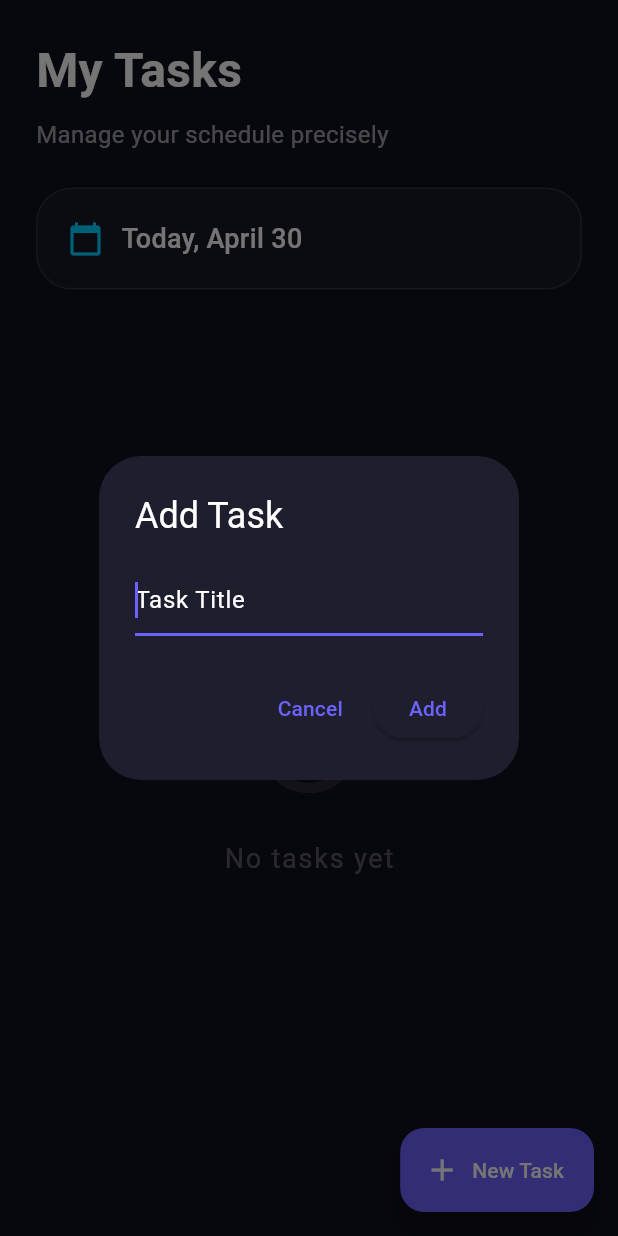
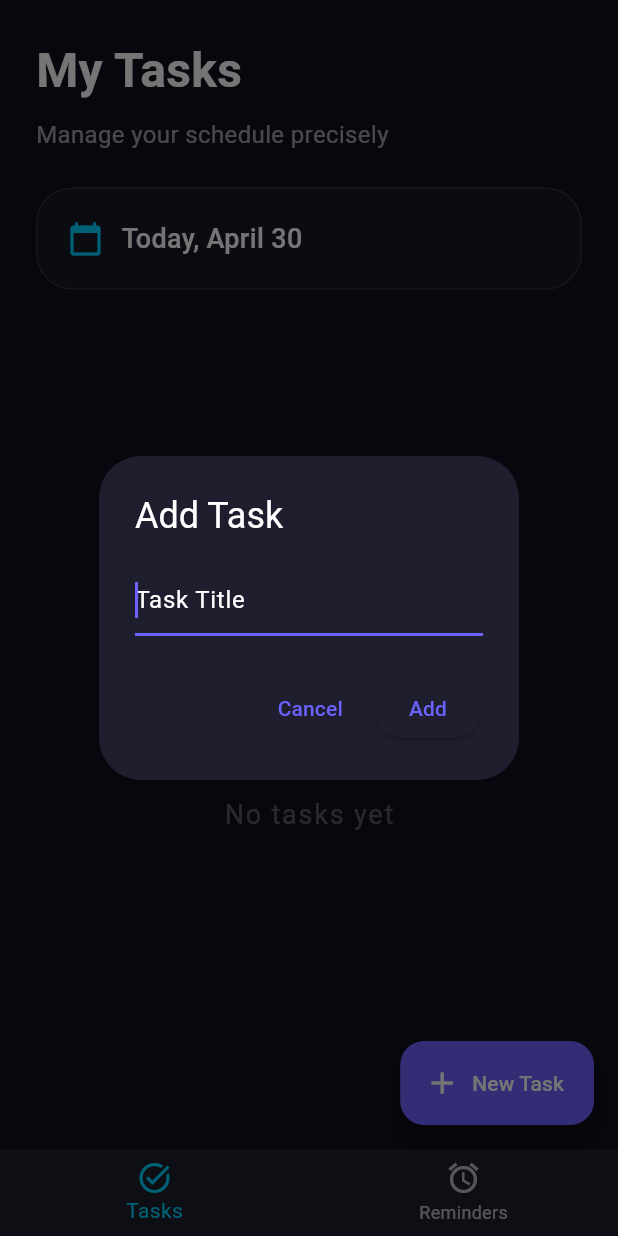
Before and after one commit to DhamarPutra/ScheTime, a Flutter app: the screen it shows after launch, after a tap on "New Task", on a phone screen of 412 x 824 dp. Run offline on Flutter 3.47's test engine with Material 3 defaults, Android fonts, the phone set to English and light mode, and no system bars; drawn by our look-alikes of flutter_animate; our stand-ins replace file_picker, flutter_local_notifications, flutter_riverpod, freezed_annotation, isar, riverpod_annotation and 1 more; missing offline and left inert: alarm, device_calendar; accounts and stored records are empty; generated files the repository leaves out were written again.

Commit message:
feat: implement reminder feature with CRUD providers and Isar database integration

```diff
--- a/lib/data/services/alarm_service.dart
+++ b/lib/data/services/alarm_service.dart
@@ -18,15 +18,16 @@ class AlarmService {
     required DateTime dateTime,
     required String title,
     required String body,
+    String? audioPath,
   }) async {
     final alarmSettings = AlarmSettings(
       id: id,
       dateTime: dateTime,
-      assetAudioPath: 'assets/alarm.mp3', // Need to add an asset
+      assetAudioPath: audioPath ?? 'assets/alarm.mp3',
       loopAudio: true,
       vibrate: true,
       volumeSettings: VolumeSettings.fade(
-        volume: 0.8,
+        volume: 1.0,
         fadeDuration: const Duration(seconds: 3),
         volumeEnforced: true,
       ),
--- a/lib/data/services/isar_service.dart
+++ b/lib/data/services/isar_service.dart
@@ -2,6 +2,7 @@ import 'package:isar/isar.dart';
 import 'package:path_provider/path_provider.dart';
 import 'package:riverpod_annotation/riverpod_annotation.dart';
 import '../models/todo_collection.dart';
+import '../models/reminder_collection.dart';
 
 part 'isar_service.g.dart';
 
@@ -16,7 +17,7 @@ class IsarService {
   Future<void> init() async {
     final dir = await getApplicationDocumentsDirectory();
     _isar = await Isar.open(
-      [TodoCollectionSchema],
+      [TodoCollectionSchema, ReminderCollectionSchema],
       directory: dir.path,
     );
   }
--- a/lib/data/services/notification_service.dart
+++ b/lib/data/services/notification_service.dart
@@ -39,7 +39,7 @@ class NotificationService {
       id: id,
       title: title,
       body: body,
-      scheduledDate: tz.TZDateTime.from(scheduledDate, tz.local),
+      scheduledDate: tz.TZDateTime.from(scheduledDate, tz.getLocation('Asia/Jakarta')),
       notificationDetails: const NotificationDetails(
         android: AndroidNotificationDetails(
           'schetime_reminders',
--- /dev/null
+++ b/lib/data/services/reminder_service.dart
@@ -0,0 +1,37 @@
+import 'package:isar/isar.dart';
+import 'package:riverpod_annotation/riverpod_annotation.dart';
+import 'isar_service.dart';
+import '../models/reminder_collection.dart';
+
+part 'reminder_service.g.dart';
+
+@riverpod
+ReminderService reminderService(ReminderServiceRef ref) {
+  final isarService = ref.watch(isarServiceProvider);
+  return ReminderService(isarService);
+}
+
+class ReminderService {
+  final IsarService _isarService;
+
+  ReminderService(this._isarService);
+
+  Future<void> saveReminder(ReminderCollection reminder) async {
+    final isar = _isarService.isar;
+    await isar.writeTxn(() async {
+      await isar.reminderCollections.put(reminder);
+    });
+  }
+
+  Future<List<ReminderCollection>> getAllReminders() async {
+    final isar = _isarService.isar;
+    return await isar.reminderCollections.where().sortByTriggerTime().findAll();
+  }
+
+  Future<void> deleteReminder(int id) async {
+    final isar = _isarService.isar;
+    await isar.writeTxn(() async {
+      await isar.reminderCollections.delete(id);
+    });
+  }
+}
--- /dev/null
+++ b/lib/domain/providers/reminder_provider.dart
@@ -0,0 +1,37 @@
+import 'package:riverpod_annotation/riverpod_annotation.dart';
+import '../../data/services/reminder_service.dart';
+import '../models/reminder.dart';
+
+part 'reminder_provider.g.dart';
+
+@riverpod
+class ReminderNotifier extends _$ReminderNotifier {
+  @override
+  FutureOr<List<Reminder>> build() async {
+    return _fetchReminders();
+  }
+
+  Future<List<Reminder>> _fetchReminders() async {
+    final service = ref.read(reminderServiceProvider);
+    final collections = await service.getAllReminders();
+    return collections.map((c) => Reminder.fromCollection(c)).toList();
+  }
+
+  Future<void> addReminder(Reminder reminder) async {
+    final service = ref.read(reminderServiceProvider);
+    await service.saveReminder(reminder.toCollection());
+    state = AsyncData(await _fetchReminders());
+  }
+
+  Future<void> updateReminder(Reminder reminder) async {
+    final service = ref.read(reminderServiceProvider);
+    await service.saveReminder(reminder.toCollection());
+    state = AsyncData(await _fetchReminders());
+  }
+
+  Future<void> deleteReminder(int id) async {
+    final service = ref.read(reminderServiceProvider);
+    await service.deleteReminder(id);
+    state = AsyncData(await _fetchReminders());
+  }
+}
--- a/lib/main.dart
+++ b/lib/main.dart
@@ -4,10 +4,15 @@ import 'data/services/isar_service.dart';
 import 'data/services/notification_service.dart';
 import 'data/services/alarm_service.dart';
 import 'ui/core/app_theme.dart';
-import 'ui/features/todo/views/todo_screen.dart';
-
+import 'ui/features/home/views/main_layout.dart';
+import 'package:timezone/data/latest.dart' as tz;
+import 'package:timezone/timezone.dart' as tz;
 void main() async {
   WidgetsFlutterBinding.ensureInitialized();
+
+  // Initialize timezone globally to Asia/Jakarta (UTC+7)
+  tz.initializeTimeZones();
+  tz.setLocalLocation(tz.getLocation('Asia/Jakarta'));
 
   // Initialize services
   final isarService = IsarService();
@@ -40,7 +45,7 @@ class ScheTimeApp extends StatelessWidget {
       title: 'ScheTime',
       debugShowCheckedModeBanner: false,
       theme: AppTheme.darkTheme,
-      home: const TodoScreen(),
+      home: const MainLayout(),
     );
   }
 }
--- /dev/null
+++ b/lib/ui/features/home/views/main_layout.dart
@@ -0,0 +1,47 @@
+import 'package:flutter/material.dart';
+import '../../todo/views/todo_screen.dart';
+import '../../reminder/views/reminder_screen.dart';
+
+class MainLayout extends StatefulWidget {
+  const MainLayout({super.key});
+
+  @override
+  State<MainLayout> createState() => _MainLayoutState();
+}
+
+class _MainLayoutState extends State<MainLayout> {
+  int _currentIndex = 0;
+
+  final List<Widget> _screens = const [
+    TodoScreen(),
+    ReminderScreen(),
+  ];
+
+  @override
+  Widget build(BuildContext context) {
+    return Scaffold(
+      body: IndexedStack(
+        index: _currentIndex,
+        children: _screens,
+      ),
+      bottomNavigationBar: BottomNavigationBar(
+        currentIndex: _currentIndex,
+        onTap: (index) {
+          setState(() {
+            _currentIndex = index;
+          });
+        },
+        items: const [
+          BottomNavigationBarItem(
+            icon: Icon(Icons.task_alt),
+            label: 'Tasks',
+          ),
+          BottomNavigationBarItem(
+            icon: Icon(Icons.alarm),
+            label: 'Reminders',
+          ),
+        ],
+      ),
+    );
+  }
+}
--- /dev/null
+++ b/lib/ui/features/reminder/views/reminder_screen.dart
@@ -0,0 +1,54 @@
+import 'package:flutter/material.dart';
+import 'package:flutter_riverpod/flutter_riverpod.dart';
+import '../../../../domain/providers/reminder_provider.dart';
+import 'create_reminder_dialog.dart';
+import 'package:intl/intl.dart';
+
+class ReminderScreen extends ConsumerWidget {
+  const ReminderScreen({super.key});
+
+  @override
+  Widget build(BuildContext context, WidgetRef ref) {
+    final remindersAsync = ref.watch(reminderNotifierProvider);
+
+    return Scaffold(
+      appBar: AppBar(
+        title: const Text('Reminders (UTC+7)'),
+      ),
+      body: remindersAsync.when(
+        data: (reminders) {
+          if (reminders.isEmpty) {
+            return const Center(child: Text('No reminders yet.'));
+          }
+          return ListView.builder(
+            itemCount: reminders.length,
+            itemBuilder: (context, index) {
+              final reminder = reminders[index];
+              return ListTile(
+                title: Text(reminder.title),
+                subtitle: Text(DateFormat('yyyy-MM-dd HH:mm').format(reminder.triggerTime)),
+                trailing: IconButton(
+                  icon: const Icon(Icons.delete, color: Colors.red),
+                  onPressed: () {
+                    ref.read(reminderNotifierProvider.notifier).deleteReminder(reminder.id);
+                  },
+                ),
+              );
+            },
+          );
+        },
+        loading: () => const Center(child: CircularProgressIndicator()),
+        error: (error, stack) => Center(child: Text('Error: $error')),
+      ),
+      floatingActionButton: FloatingActionButton(
+        onPressed: () {
+          showDialog(
+            context: context,
+            builder: (context) => const CreateReminderDialog(),
+          );
+        },
+        child: const Icon(Icons.add_alarm),
+      ),
+    );
+  }
+}
```
Also changed, not shown: lib/core/utils/time_utils.dart (added, +15 -0 lines), lib/data/models/reminder_collection.dart (added, +27 -0 lines), lib/domain/models/reminder.dart (added, +53 -0 lines), lib/ui/features/reminder/views/create_reminder_dialog.dart (added, +234 -0 lines), pubspec.yaml (+8 -3 lines), lib/data/models/reminder_collection.g.dart (added), lib/data/services/reminder_service.g.dart (added), lib/domain/models/reminder.freezed.dart (added), lib/domain/providers/reminder_provider.g.dart (added), pubspec.lock, 9 other files.
